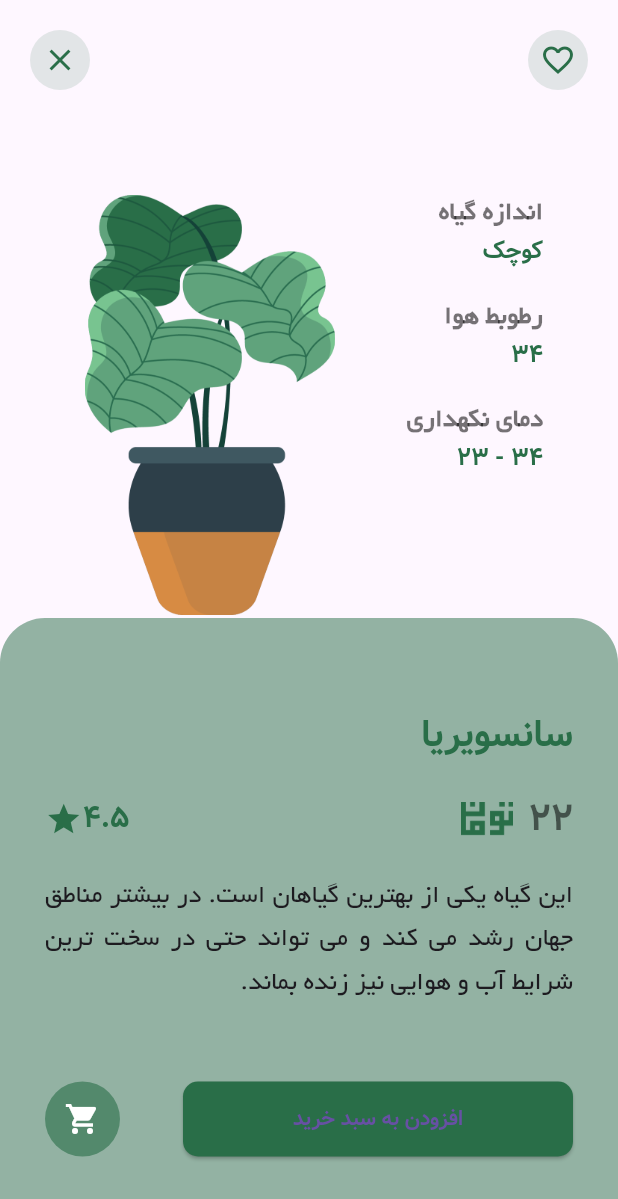
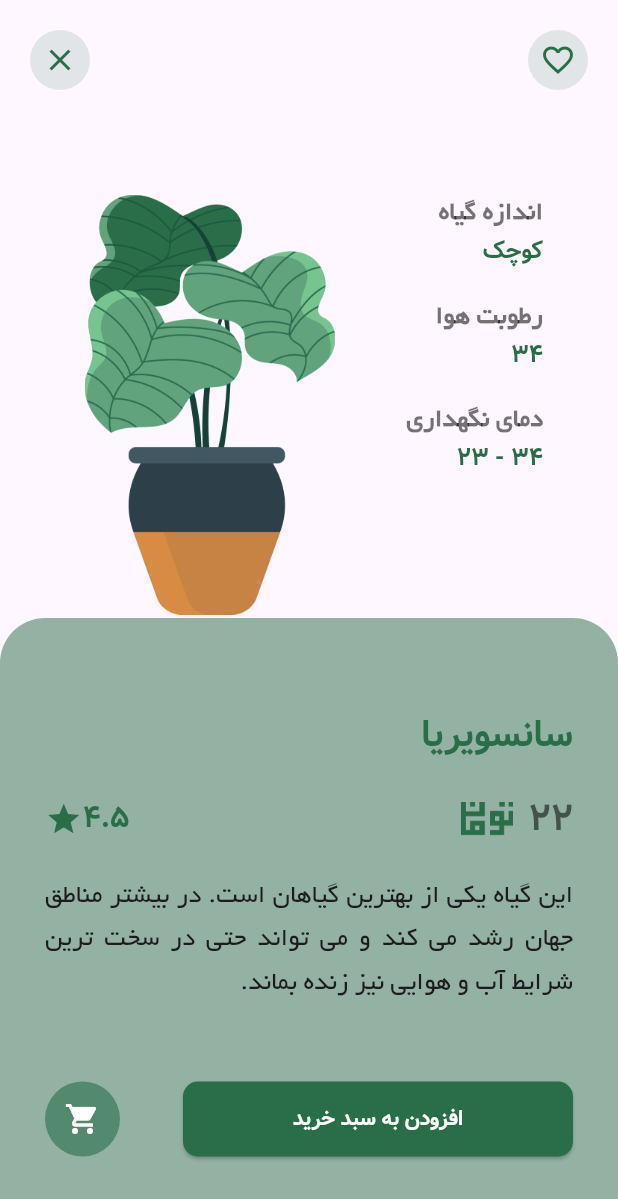
Before and after one commit to RunnerOnFoot/plant_app, a Flutter app: the DetailPage screen opened directly with empty values, on a phone screen of 412 x 824 dp. Shown: the top 1199 px of the screen. Run offline on Flutter 3.47's test engine with Material 3 defaults, Android fonts, the light colour scheme and no system bars; our stand-ins replace animated_bottom_navigation_bar, page_transition; missing offline and left inert: mobile_scanner.

Commit message:
Refactor imports and fix typos in various files

```diff
--- a/lib/constants/constants.dart
+++ b/lib/constants/constants.dart
@@ -6,8 +6,8 @@ class Constants {
 
   static const String titleOne = 'گیاهان را بهتر از قبل درک کن';
   static const String descriptionOne =
-      'در مورد نکهداری گل و گیاهان اطلاعات کسب کن';
-  static const String titleTwo = 'با کیاهان جدید آشنا شو ';
+      'در مورد نگهداری گل و گیاهان اطلاعات کسب کن';
+  static const String titleTwo = 'با گیاهان جدید آشنا شو ';
   static const String descriptionTwo =
       'رز مشکی یا گل رز دوست داری ؟ اینجا میتونی پیداش کنی';
   static const String titleThree = 'با یک گل بهار نمیشود. گل بکار';
--- a/lib/screens/cart_page.dart
+++ b/lib/screens/cart_page.dart
@@ -3,7 +3,7 @@ import 'package:flutter/material.dart';
 import 'package:planet_app/widgets/extension.dart';
 
 import '../constants/constants.dart';
-import '../models/plant.dart';
+import 'package:planet_app/models/plant.dart';
 
 import '../widgets/plant_widget.dart';
 
--- a/lib/screens/detail_page.dart
+++ b/lib/screens/detail_page.dart
@@ -3,7 +3,7 @@ import 'package:page_transition/page_transition.dart';
 import 'package:planet_app/constants/constants.dart';
 import 'package:planet_app/screens/root.dart';
 import '../widgets/extension.dart';
-import '../models/plant.dart';
+import 'package:planet_app/models/plant.dart';
 import '../widgets/get_alert_dialog.dart';
 import '../widgets/plant_feature.dart';
 
@@ -97,7 +97,7 @@ class _DetailPageState extends State<DetailPage> {
                       top: 10,
                       right: 10,
                       child: SizedBox(
-                        height: 200,
+                        height: 207,
                         child: Column(
                           mainAxisAlignment: MainAxisAlignment.spaceBetween,
                           crossAxisAlignment: CrossAxisAlignment.end,
@@ -107,14 +107,14 @@ class _DetailPageState extends State<DetailPage> {
                               plantFeature: plantList[widget.plantId].size,
                             ),
                             PlantFeature(
-                              title: 'رطوبط هوا',
+                              title: 'رطوبت هوا',
                               plantFeature: plantList[widget.plantId]
                                   .humidity
                                   .toString()
                                   .farsiNumber,
                             ),
                             PlantFeature(
-                              title: 'دمای نکهداری',
+                              title: 'دمای نگهداری',
                               plantFeature: plantList[widget.plantId]
                                   .temperature
                                   .farsiNumber,
@@ -283,6 +283,7 @@ class _DetailPageState extends State<DetailPage> {
                             'افزودن به سبد خرید',
                             style: TextStyle(
                               fontFamily: Constants.vazirFont,
+                              color: Colors.white,
                             ),
                           ),
                         ),
--- a/lib/screens/favorite_page.dart
+++ b/lib/screens/favorite_page.dart
@@ -2,7 +2,7 @@ import 'package:flutter/material.dart';
 
 import 'package:planet_app/constants/constants.dart';
 
-import '../models/plant.dart';
+import 'package:planet_app/models/plant.dart';
 import '../widgets/plant_widget.dart';
 
 class FavoritePage extends StatefulWidget {
--- a/lib/screens/home_page.dart
+++ b/lib/screens/home_page.dart
@@ -77,7 +77,7 @@ class _HomePageState extends State<HomePage> {
                         ),
                         decoration: InputDecoration(
                           contentPadding: EdgeInsets.only(right: 5),
-                          hintText: 'جستو‌جو...',
+                          hintText: 'جستجو...',
                           hintTextDirection: TextDirection.rtl,
                           border: InputBorder.none,
                           focusedBorder: InputBorder.none,
--- a/lib/screens/profile.dart
+++ b/lib/screens/profile.dart
@@ -44,7 +44,7 @@ class _ProfilePageState extends State<ProfilePage> {
               crossAxisAlignment: CrossAxisAlignment.center,
               children: <Widget>[
                 Text(
-                  'پرهام بحرکاظمی',
+                  'پارسا بابازاده',
                   style: TextStyle(
                     color: Constants.blackColor,
                     fontSize: 20,
@@ -62,7 +62,7 @@ class _ProfilePageState extends State<ProfilePage> {
             const SizedBox(height: 10),
             //profile email
             Text(
-              'damon.bahrekazemi@gmail.com',
+              'parsabbz@gmail.com',
               style: TextStyle(
                 color: Constants.blackColor.withOpacity(0.4),
                 fontSize: 15,
--- a/lib/screens/root.dart
+++ b/lib/screens/root.dart
@@ -1,8 +1,7 @@
 import 'package:flutter/material.dart';
 
-
 import '../constants/constants.dart';
-import '../models/plant.dart';
+import 'package:planet_app/models/plant.dart';
 import 'scan_page.dart';
 import 'home_page.dart';
 import 'profile.dart';
--- a/lib/widgets/plant_widget.dart
+++ b/lib/widgets/plant_widget.dart
@@ -3,7 +3,7 @@ import 'package:page_transition/page_transition.dart';
 import 'package:planet_app/widgets/extension.dart';
 
 import '../constants/constants.dart';
-import '../models/plant.dart';
+import 'package:planet_app/models/plant.dart';
 import '../screens/detail_page.dart';
 
 class NewPlantWidget extends StatelessWidget {
```
